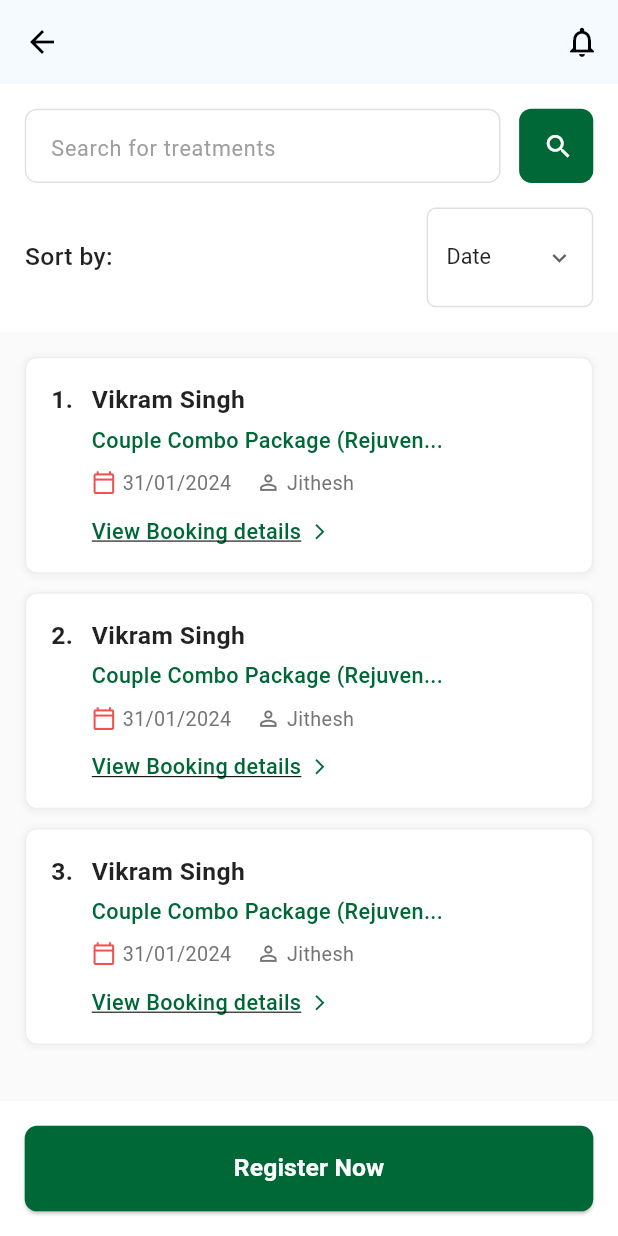
After one commit to Mohammedsajadvt/Flutter-Machine-Test-Noviindus-Technologies, a Flutter app: the BookingListScreen screen opened by its route, on a phone screen of 412 x 824 dp. The commit adds this screen. Run offline on Flutter 3.47's test engine with Material 3 defaults, Android fonts, the phone set to English and light mode, and no system bars.

Commit message:
Booking ui

```diff
--- /dev/null
+++ b/lib/features/auth/pages/booking_list_screen.dart
@@ -0,0 +1,305 @@
+import 'package:flutter/material.dart';
+import 'package:novindus/core/constants/helpers.dart';
+import 'package:novindus/core/widgets/CustomButton.dart';
+import 'package:novindus/core/widgets/CustomTextField.dart';
+
+class BookingListScreen extends StatefulWidget {
+  @override
+  _BookingListScreenState createState() => _BookingListScreenState();
+}
+
+class _BookingListScreenState extends State<BookingListScreen> {
+  String _sortBy = 'Date';
+
+  @override
+  Widget build(BuildContext context) {
+    return Scaffold(
+      backgroundColor: Colors.grey[50],
+      appBar: AppBar(
+        backgroundColor: Colors.white,
+        elevation: 1,
+        leading: IconButton(
+          icon: Icon(Icons.arrow_back, color: Colors.black),
+          onPressed: () {},
+        ),
+        actions: [
+          IconButton(
+            icon: Icon(Icons.notifications_outlined, color: Colors.black),
+            onPressed: () {},
+          )
+        ],
+      ),
+      body: Column(
+        children: [
+          // Search and Sort Section
+          Container(
+            color: Colors.white,
+            padding: EdgeInsets.all(ResponsiveHelper.getScreenWidth(context) * 0.04),
+            child: Column(
+              children: [
+                // Search Bar with Search Button
+                Row(
+                  children: [
+                    Expanded(
+                      child: Container(
+                        height: ResponsiveHelper.getScreenHeight(context) * 0.06,
+                        decoration: BoxDecoration(
+                          border: Border.all(color: Colors.grey[300]!),
+                          borderRadius: BorderRadius.circular(ResponsiveHelper.getScreenWidth(context) * 0.02),
+                        ),
+                        child: TextField(
+                          decoration: InputDecoration(
+                            hintText: 'Search for treatments',
+                            hintStyle: TextStyle(
+                              color: Colors.grey[500],
+                              fontSize: ResponsiveHelper.getScreenWidth(context) * 0.035,
+                            ),
+                            border: InputBorder.none,
+                            contentPadding: EdgeInsets.symmetric(
+                              horizontal: ResponsiveHelper.getScreenWidth(context) * 0.04,
+                              vertical: ResponsiveHelper.getScreenHeight(context) * 0.015,
+                            ),
+                          ),
+                        ),
+                      ),
+                    ),
+                    SizedBox(width: ResponsiveHelper.getScreenWidth(context) * 0.03),
+                    Container(
+                      width: ResponsiveHelper.getScreenWidth(context) * 0.12,
+                      height: ResponsiveHelper.getScreenHeight(context) * 0.06,
+                      decoration: BoxDecoration(
+                        color: Color(0xFF006837),
+                        borderRadius: BorderRadius.circular(ResponsiveHelper.getScreenWidth(context) * 0.02),
+                      ),
+                      child: MaterialButton(
+                        onPressed: () {},
+                        child: Icon(
+                          Icons.search,
+                          color: Colors.white,
+                          size: ResponsiveHelper.getScreenWidth(context) * 0.05,
+                        ),
+                      ),
+                    ),
+                  ],
+                ),
+                SizedBox(height: ResponsiveHelper.getScreenHeight(context) * 0.02),
+                // Sort By Section
+                Row(
+                  children: [
+                    Text(
+                      'Sort by:',
+                      style: TextStyle(
+                        fontSize: ResponsiveHelper.getScreenWidth(context) * 0.04,
+                        fontWeight: FontWeight.w500,
+                        color: Colors.black87,
+                      ),
+                    ),
+                    Spacer(),
+                    Container(
+                      padding: EdgeInsets.symmetric(
+                        horizontal: ResponsiveHelper.getScreenWidth(context) * 0.03,
+                        vertical: ResponsiveHelper.getScreenHeight(context) * 0.01,
+                      ),
+                      decoration: BoxDecoration(
+                        border: Border.all(color: Colors.grey[300]!),
+                        borderRadius: BorderRadius.circular(ResponsiveHelper.getScreenWidth(context) * 0.015),
+                      ),
+                      child: DropdownButton<String>(
+                        value: _sortBy,
+                        underline: SizedBox(),
+                        icon: Icon(
+                          Icons.keyboard_arrow_down,
+                          size: ResponsiveHelper.getScreenWidth(context) * 0.045,
+                        ),
+                        style: TextStyle(
+                          color: Colors.black87,
+                          fontSize: ResponsiveHelper.getScreenWidth(context) * 0.035,
+                        ),
+                        items: ['Date', 'Name', 'Treatment'].map((String value) {
+                          return DropdownMenuItem(
+                            value: value,
+                            child: Text(value),
+                          );
+                        }).toList(),
+                        onChanged: (value) {
+                          setState(() {
+                            _sortBy = value!;
+                          });
+                        },
+                      ),
+                    ),
+                  ],
+                ),
+              ],
+            ),
+          ),
+          // Booking List
+          Expanded(
+            child: ListView.builder(
+              padding: EdgeInsets.all(ResponsiveHelper.getScreenWidth(context) * 0.04),
+              itemCount: 3,
+              itemBuilder: (context, index) {
+                return _buildBookingItem(
+                  context,
+                  index + 1,
+                  'Vikram Singh',
+                  'Couple Combo Package (Rejuven...',
+                  index == 0 ? '31/01/2024' : '31/01/2024',
+                  'Jithesh',
+                );
+              },
+            ),
+          ),
+          // Register Now Button
+          Container(
+            width: double.infinity,
+            padding: EdgeInsets.all(ResponsiveHelper.getScreenWidth(context) * 0.04),
+            color: Colors.white,
+            child: ElevatedButton(
+              onPressed: () {},
+              style: ElevatedButton.styleFrom(
+                backgroundColor: Color(0xFF006837),
+                padding: EdgeInsets.symmetric(
+                  vertical: ResponsiveHelper.getScreenHeight(context) * 0.02,
+                ),
+                shape: RoundedRectangleBorder(
+                  borderRadius: BorderRadius.circular(ResponsiveHelper.getScreenWidth(context) * 0.02),
+                ),
+              ),
+              child: Text(
+                'Register Now',
+                style: TextStyle(
+                  color: Colors.white,
+                  fontSize: ResponsiveHelper.getScreenWidth(context) * 0.04,
+                  fontWeight: FontWeight.w600,
+                ),
+              ),
+            ),
+          ),
+        ],
+      ),
+    );
+  }
+
+  Widget _buildBookingItem(BuildContext context, int index, String name, String treatment, String date, String therapist) {
+    return Container(
+      margin: EdgeInsets.only(bottom: ResponsiveHelper.getScreenHeight(context) * 0.015),
+      decoration: BoxDecoration(
+        color: Colors.white,
+        borderRadius: BorderRadius.circular(ResponsiveHelper.getScreenWidth(context) * 0.02),
+        border: Border.all(color: Colors.grey[200]!),
+        boxShadow: [
+          BoxShadow(
+            color: Colors.grey.withOpacity(0.1),
+            spreadRadius: 1,
+            blurRadius: 3,
+            offset: Offset(0, 1),
+          ),
+        ],
+      ),
+      child: Padding(
+        padding: EdgeInsets.all(ResponsiveHelper.getScreenWidth(context) * 0.04),
+        child: Row(
+          crossAxisAlignment: CrossAxisAlignment.start,
+          children: [
+            // Index Number
+            Text(
+              '$index.',
+              style: TextStyle(
+                fontSize: ResponsiveHelper.getScreenWidth(context) * 0.04,
+                fontWeight: FontWeight.w600,
+                color: Colors.black87,
+              ),
+            ),
+            SizedBox(width: ResponsiveHelper.getScreenWidth(context) * 0.03),
+            // Content Section
+            Expanded(
+              child: Column(
+                crossAxisAlignment: CrossAxisAlignment.start,
+                children: [
+                  // Name
+                  Text(
+                    name,
+                    style: TextStyle(
+                      fontSize: ResponsiveHelper.getScreenWidth(context) * 0.04,
+                      fontWeight: FontWeight.w600,
+                      color: Colors.black87,
+                    ),
+                  ),
+                  SizedBox(height: ResponsiveHelper.getScreenHeight(context) * 0.005),
+                  // Treatment
+                  Text(
+                    treatment,
+                    style: TextStyle(
+                      fontSize: ResponsiveHelper.getScreenWidth(context) * 0.035,
+                      color: Color(0xFF006837),
+                      fontWeight: FontWeight.w500,
+                    ),
+                  ),
+                  SizedBox(height: ResponsiveHelper.getScreenHeight(context) * 0.01),
+                  // Date and Therapist Row
+                  Row(
+                    children: [
+                      Icon(
+                        Icons.calendar_today_outlined,
+                        size: ResponsiveHelper.getScreenWidth(context) * 0.04,
+                        color: Colors.red[400],
+                      ),
+                      SizedBox(width: ResponsiveHelper.getScreenWidth(context) * 0.01),
+                      Text(
+                        date,
+                        style: TextStyle(
+                          fontSize: ResponsiveHelper.getScreenWidth(context) * 0.032,
+                          color: Colors.grey[600],
+                        ),
+                      ),
+                      SizedBox(width: ResponsiveHelper.getScreenWidth(context) * 0.04),
+                      Icon(
+                        Icons.person_outline,
+                        size: ResponsiveHelper.getScreenWidth(context) * 0.04,
+                        color: Colors.grey[600],
+                      ),
+                      SizedBox(width: ResponsiveHelper.getScreenWidth(context) * 0.01),
+                      Text(
+                        therapist,
+                        style: TextStyle(
+                          fontSize: ResponsiveHelper.getScreenWidth(context) * 0.032,
+                          color: Colors.grey[600],
+                        ),
+                      ),
+                    ],
+                  ),
+                  SizedBox(height: ResponsiveHelper.getScreenHeight(context) * 0.015),
+                  // View Booking Details Button
+                  InkWell(
+                    onTap: () {},
+                    child: Row(
+                      mainAxisSize: MainAxisSize.min,
+                      children: [
+                        Text(
+                          'View Booking details',
+                          style: TextStyle(
+                            color: Color(0xFF006837),
+                            fontSize: ResponsiveHelper.getScreenWidth(context) * 0.035,
+                            fontWeight: FontWeight.w500,
+                            decoration: TextDecoration.underline,
+                          ),
+                        ),
+                        SizedBox(width: ResponsiveHelper.getScreenWidth(context) * 0.015),
+                        Icon(
+                          Icons.arrow_forward_ios,
+                          size: ResponsiveHelper.getScreenWidth(context) * 0.03,
+                          color: Color(0xFF006837),
+                        ),
+                      ],
+                    ),
+                  ),
+                ],
+              ),
+            ),
+          ],
+        ),
+      ),
+    );
+  }
+}
--- a/lib/main.dart
+++ b/lib/main.dart
@@ -1,4 +1,5 @@
 import 'package:flutter/material.dart';
+import 'package:novindus/features/auth/pages/booking_list_screen.dart';
 import 'package:novindus/features/auth/pages/login_screen.dart';
 import 'package:novindus/features/auth/pages/register_screen.dart';
 import 'package:novindus/features/auth/pages/splash_screen.dart';
@@ -36,7 +37,8 @@ class MyApp extends StatelessWidget {
       routes: {
           '/': (context) => const SplashScreen(),
           '/login':(context) => const LoginScreen(),
-          '/register':(context)=>  RegisterScreen()
+          '/register':(context)=>  RegisterScreen(),
+          '/booking':(context) => BookingListScreen(),
       },
     );
   }
```
